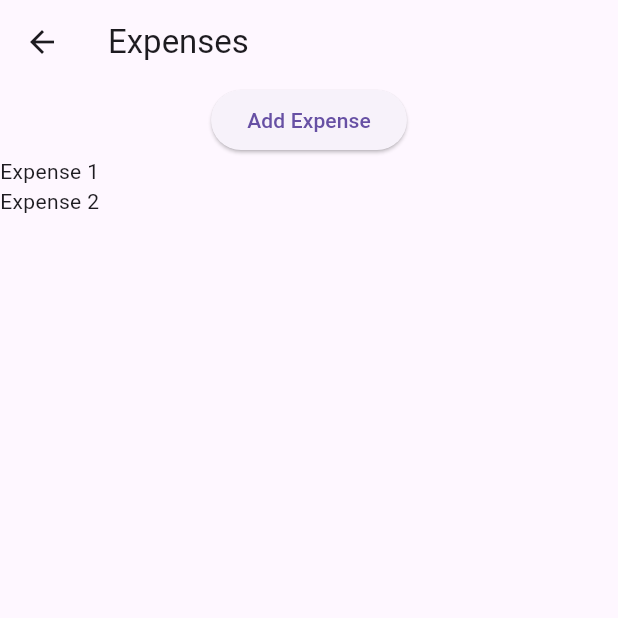
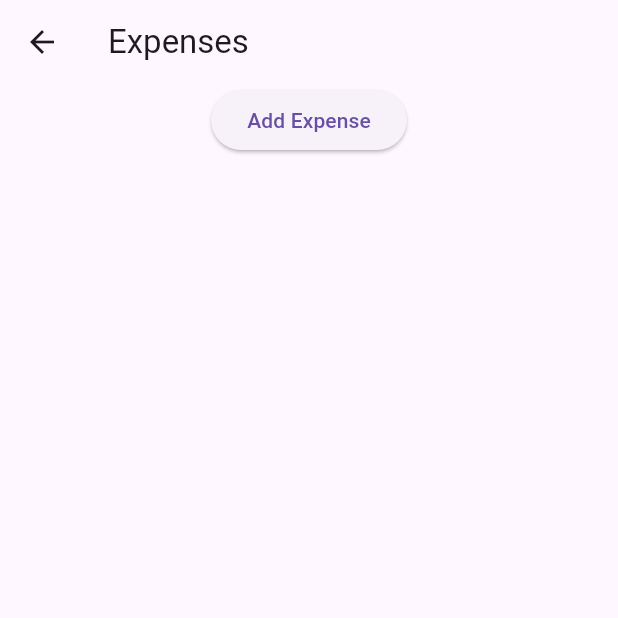
Before and after one commit to dsoon0400/finance_tracker_app, a Flutter app: the ExpenseScreen screen opened directly, on a phone screen of 412 x 824 dp, the top half of it. Run offline on Flutter 3.47's test engine with Material 3 defaults, Android fonts, the phone set to English and light mode, and no system bars; our stand-ins replace firebase_auth; accounts and stored records are empty.

Commit message:
Update expense_list.dart

```diff
--- a/lib/widgets/expense_list.dart
+++ b/lib/widgets/expense_list.dart
@@ -1,10 +1,22 @@
 import 'package:flutter/material.dart';
+import '../models/expense.dart';
 
 class ExpenseList extends StatelessWidget {
+  final List<Expense> expenses;
+
+  ExpenseList({required this.expenses});
+
   @override
   Widget build(BuildContext context) {
-    return ListView(
-      children: [Text('Expense 1'), Text('Expense 2')], // Placeholder for list items
+    return ListView.builder(
+      itemCount: expenses.length,
+      itemBuilder: (context, index) {
+        final expense = expenses[index];
+        return ListTile(
+          title: Text(expense.title),
+          subtitle: Text('\$${expense.amount} on ${expense.date.toLocal()}'),
+        );
+      },
     );
   }
 }
```
